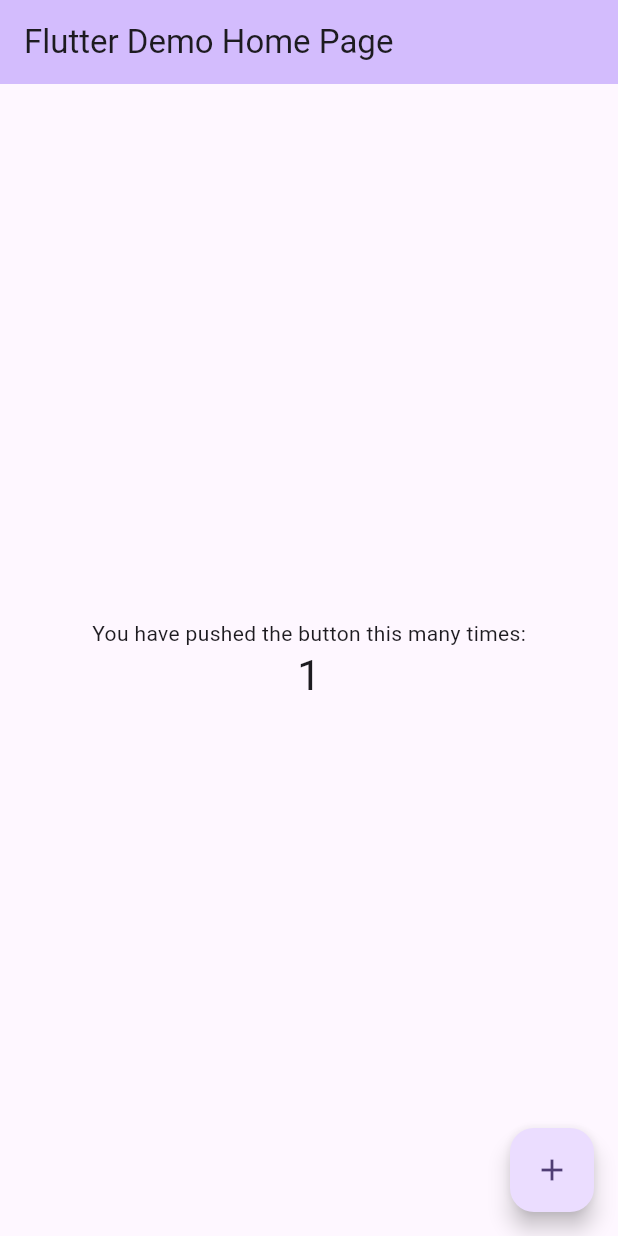
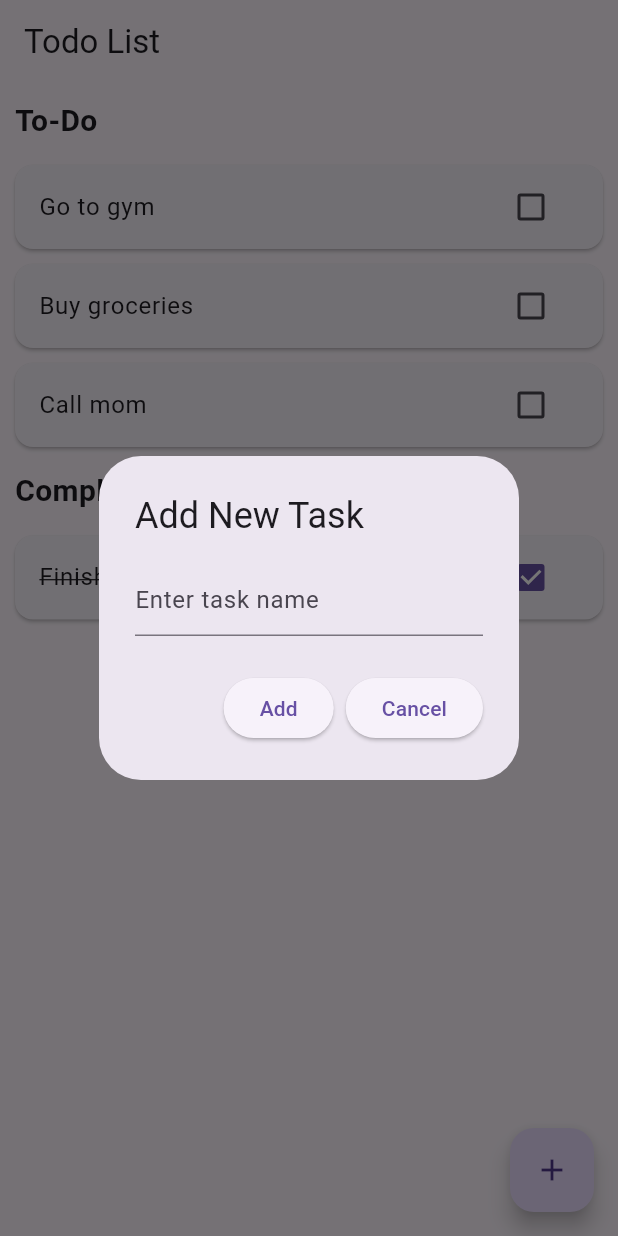
Before and after one commit to redspy/flutter_TODO, a Flutter app: the screen it shows after launch, after a tap on the "add" icon, on a phone screen of 412 x 824 dp. Run offline on Flutter 3.47's test engine with Material 3 defaults, Android fonts, the phone set to English and light mode, and no system bars.

Commit message:
Todo List를 관리하기 위해 각자 역할에 맞게 파일을 나누고 클래스를 구현함

```diff
--- a/lib/main.dart
+++ b/lib/main.dart
@@ -1,125 +1,8 @@
+// main.dart
 import 'package:flutter/material.dart';
+import 'package:flutter_todo_app/screens/todo_app.dart';
 
-void main() {
-  runApp(const MyApp());
-}
-
-class MyApp extends StatelessWidget {
-  const MyApp({super.key});
-
-  // This widget is the root of your application.
-  @override
-  Widget build(BuildContext context) {
-    return MaterialApp(
-      title: 'Flutter Demo',
-      theme: ThemeData(
-        // This is the theme of your application.
-        //
-        // TRY THIS: Try running your application with "flutter run". You'll see
-        // the application has a purple toolbar. Then, without quitting the app,
-        // try changing the seedColor in the colorScheme below to Colors.green
-        // and then invoke "hot reload" (save your changes or press the "hot
-        // reload" button in a Flutter-supported IDE, or press "r" if you used
-        // the command line to start the app).
-        //
-        // Notice that the counter didn't reset back to zero; the application
-        // state is not lost during the reload. To reset the state, use hot
-        // restart instead.
-        //
-        // This works for code too, not just values: Most code changes can be
-        // tested with just a hot reload.
-        colorScheme: ColorScheme.fromSeed(seedColor: Colors.deepPurple),
-        useMaterial3: true,
-      ),
-      home: const MyHomePage(title: 'Flutter Demo Home Page'),
-    );
-  }
-}
-
-class MyHomePage extends StatefulWidget {
-  const MyHomePage({super.key, required this.title});
-
-  // This widget is the home page of your application. It is stateful, meaning
-  // that it has a State object (defined below) that contains fields that affect
-  // how it looks.
-
-  // This class is the configuration for the state. It holds the values (in this
-  // case the title) provided by the parent (in this case the App widget) and
-  // used by the build method of the State. Fields in a Widget subclass are
-  // always marked "final".
-
-  final String title;
-
-  @override
-  State<MyHomePage> createState() => _MyHomePageState();
-}
-
-class _MyHomePageState extends State<MyHomePage> {
-  int _counter = 0;
-
-  void _incrementCounter() {
-    setState(() {
-      // This call to setState tells the Flutter framework that something has
-      // changed in this State, which causes it to rerun the build method below
-      // so that the display can reflect the updated values. If we changed
-      // _counter without calling setState(), then the build method would not be
-      // called again, and so nothing would appear to happen.
-      _counter++;
-    });
-  }
-
-  @override
-  Widget build(BuildContext context) {
-    // This method is rerun every time setState is called, for instance as done
-    // by the _incrementCounter method above.
-    //
-    // The Flutter framework has been optimized to make rerunning build methods
-    // fast, so that you can just rebuild anything that needs updating rather
-    // than having to individually change instances of widgets.
-    return Scaffold(
-      appBar: AppBar(
-        // TRY THIS: Try changing the color here to a specific color (to
-        // Colors.amber, perhaps?) and trigger a hot reload to see the AppBar
-        // change color while the other colors stay the same.
-        backgroundColor: Theme.of(context).colorScheme.inversePrimary,
-        // Here we take the value from the MyHomePage object that was created by
-        // the App.build method, and use it to set our appbar title.
-        title: Text(widget.title),
-      ),
-      body: Center(
-        // Center is a layout widget. It takes a single child and positions it
-        // in the middle of the parent.
-        child: Column(
-          // Column is also a layout widget. It takes a list of children and
-          // arranges them vertically. By default, it sizes itself to fit its
-          // children horizontally, and tries to be as tall as its parent.
-          //
-          // Column has various properties to control how it sizes itself and
-          // how it positions its children. Here we use mainAxisAlignment to
-          // center the children vertically; the main axis here is the vertical
-          // axis because Columns are vertical (the cross axis would be
-          // horizontal).
-          //
-          // TRY THIS: Invoke "debug painting" (choose the "Toggle Debug Paint"
-          // action in the IDE, or press "p" in the console), to see the
-          // wireframe for each widget.
-          mainAxisAlignment: MainAxisAlignment.center,
-          children: <Widget>[
-            const Text(
-              'You have pushed the button this many times:',
-            ),
-            Text(
-              '$_counter',
-              style: Theme.of(context).textTheme.headlineMedium,
-            ),
-          ],
-        ),
-      ),
-      floatingActionButton: FloatingActionButton(
-        onPressed: _incrementCounter,
-        tooltip: 'Increment',
-        child: const Icon(Icons.add),
-      ), // This trailing comma makes auto-formatting nicer for build methods.
-    );
-  }
-}
+void main() => runApp(MaterialApp(
+      home: TodoApp(),
+      debugShowCheckedModeBanner: false, // 디버그 배너 제거
+    ));
--- /dev/null
+++ b/lib/models/todo_item.dart
@@ -0,0 +1,7 @@
+// models/todo_item.dart
+class TodoItem {
+  final String title;
+  bool isCompleted;
+
+  TodoItem({required this.title, this.isCompleted = false});
+}
--- /dev/null
+++ b/lib/screens/todo_app.dart
@@ -0,0 +1,102 @@
+// screens/todo_app.dart
+import 'package:flutter/material.dart';
+
+import 'package:flutter_todo_app/models/todo_item.dart';
+import 'package:flutter_todo_app/widgets/todo_list.dart';
+
+class TodoApp extends StatefulWidget {
+  @override
+  _TodoAppState createState() => _TodoAppState();
+}
+
+class _TodoAppState extends State<TodoApp> {
+  List<TodoItem> todoList = [
+    TodoItem(title: "Go to gym"),
+    TodoItem(title: "Buy groceries"),
+    TodoItem(title: "Call mom"),
+  ];
+
+  List<TodoItem> completedList = [
+    TodoItem(title: "Finish homework", isCompleted: true),
+  ];
+
+  // 할일 완료 상태를 변경하는 함수
+  void _toggleCompletion(TodoItem todo) {
+    setState(() {
+      if (todo.isCompleted) {
+        todo.isCompleted = false;
+        completedList.remove(todo);
+        todoList.add(todo);
+      } else {
+        todo.isCompleted = true;
+        todoList.remove(todo);
+        completedList.add(todo);
+      }
+    });
+  }
+
+  // 할일 추가 함수 (다이얼로그 사용)
+  void _addTodo() {
+    TextEditingController taskController = TextEditingController();
+
+    showDialog(
+      context: context,
+      builder: (BuildContext context) {
+        return AlertDialog(
+          title: Text("Add New Task"),
+          content: TextField(
+            controller: taskController,
+            decoration: InputDecoration(hintText: "Enter task name"),
+          ),
+          actions: <Widget>[
+            ElevatedButton(
+              child: Text("Add"),
+              onPressed: () {
+                setState(() {
+                  todoList.add(TodoItem(title: taskController.text));
+                });
+                Navigator.of(context).pop();
+              },
+            ),
+            ElevatedButton(
+              child: Text("Cancel"),
+              onPressed: () {
+                Navigator.of(context).pop();
+              },
+            ),
+          ],
+        );
+      },
+    );
+  }
+
+  @override
+  Widget build(BuildContext context) {
+    return Scaffold(
+      appBar: AppBar(
+        title: Text('Todo List'),
+      ),
+      body: SingleChildScrollView(
+        child: Column(
+          crossAxisAlignment: CrossAxisAlignment.start,
+          children: [
+            TodoList(
+              title: "To-Do",
+              todos: todoList,
+              onToggleCompletion: _toggleCompletion,
+            ),
+            TodoList(
+              title: "Completed",
+              todos: completedList,
+              onToggleCompletion: _toggleCompletion,
+            ),
+          ],
+        ),
+      ),
+      floatingActionButton: FloatingActionButton(
+        onPressed: _addTodo,
+        child: Icon(Icons.add),
+      ),
+    );
+  }
+}
--- /dev/null
+++ b/lib/widgets/todo_card.dart
@@ -0,0 +1,33 @@
+// widgets/todo_card.dart
+import 'package:flutter/material.dart';
+import 'package:flutter_todo_app/models/todo_item.dart';
+
+class TodoCard extends StatelessWidget {
+  final TodoItem todo;
+  final Function(TodoItem) onToggleCompletion;
+
+  TodoCard({required this.todo, required this.onToggleCompletion});
+
+  @override
+  Widget build(BuildContext context) {
+    return Card(
+      margin: EdgeInsets.symmetric(vertical: 5, horizontal: 10),
+      child: ListTile(
+        title: Text(
+          todo.title,
+          style: TextStyle(
+            decoration: todo.isCompleted
+                ? TextDecoration.lineThrough
+                : TextDecoration.none,
+          ),
+        ),
+        trailing: Checkbox(
+          value: todo.isCompleted,
+          onChanged: (value) {
+            onToggleCompletion(todo);
+          },
+        ),
+      ),
+    );
+  }
+}
--- /dev/null
+++ b/lib/widgets/todo_list.dart
@@ -0,0 +1,43 @@
+// widgets/todo_list.dart
+import 'package:flutter/material.dart';
+import 'package:flutter_todo_app/models/todo_item.dart';
+import 'package:flutter_todo_app/widgets/todo_card.dart';
+
+class TodoList extends StatelessWidget {
+  final String title;
+  final List<TodoItem> todos;
+  final Function(TodoItem) onToggleCompletion;
+
+  TodoList({
+    required this.title,
+    required this.todos,
+    required this.onToggleCompletion,
+  });
+
+  @override
+  Widget build(BuildContext context) {
+    return Column(
+      crossAxisAlignment: CrossAxisAlignment.start,
+      children: [
+        Padding(
+          padding: EdgeInsets.all(10),
+          child: Text(
+            title,
+            style: TextStyle(fontSize: 20, fontWeight: FontWeight.bold),
+          ),
+        ),
+        ListView.builder(
+          shrinkWrap: true,
+          physics: NeverScrollableScrollPhysics(),
+          itemCount: todos.length,
+          itemBuilder: (context, index) {
+            return TodoCard(
+              todo: todos[index],
+              onToggleCompletion: onToggleCompletion,
+            );
+          },
+        ),
+      ],
+    );
+  }
+}
```
